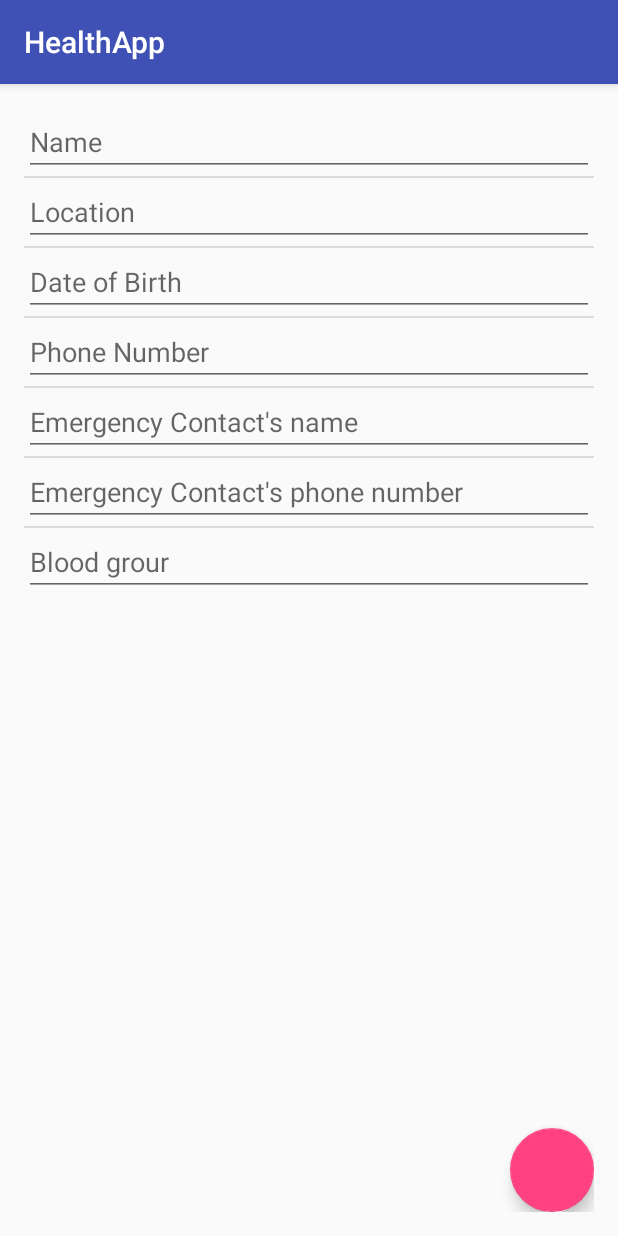
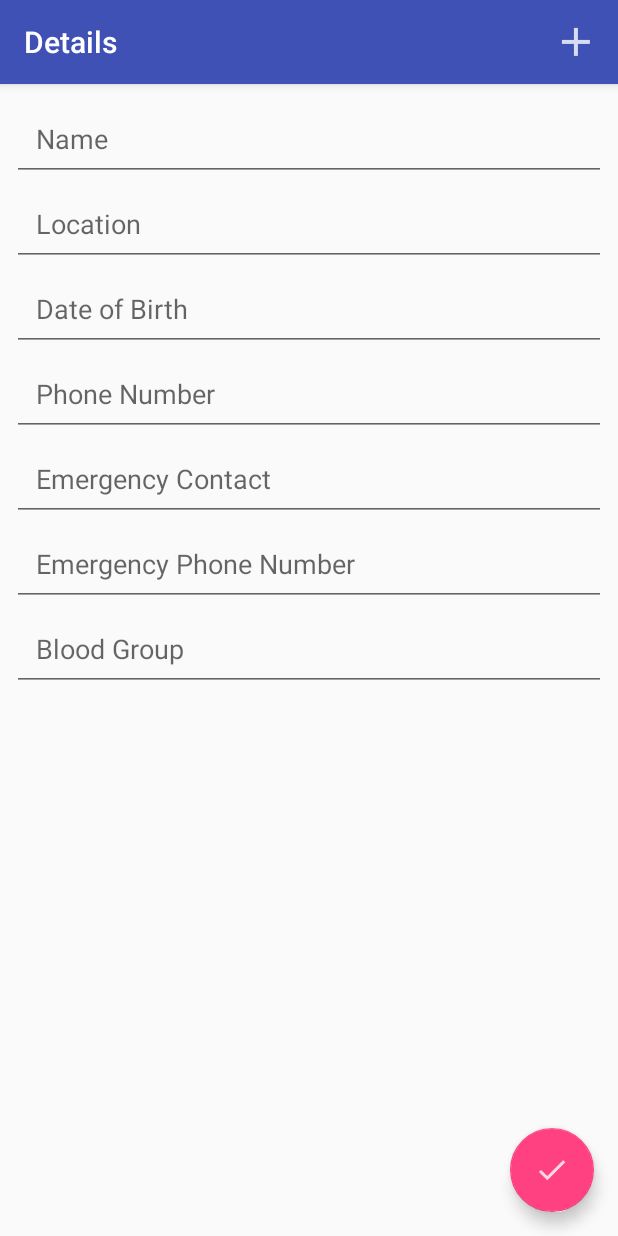
Before and after one commit to maniksejwal/Hacktivate-Health, an Android app: the FormActivity screen opened directly, with no data from a screen before it, on a phone screen of 412 x 824 dp. Run offline under Robolectric (Android 15) with nearby library versions, the phone set to English and light mode, and no system bars; our stand-ins replace Firebase (no records; nobody signed in at launch, a user with empty details on screens opened directly), Timber.

Commit message:
form working well

```diff
--- a/app/src/main/java/com/thetrooper/health/healthapp/Chat/ChatActivity.java
+++ b/app/src/main/java/com/thetrooper/health/healthapp/Chat/ChatActivity.java
@@ -1,10 +1,12 @@
 package com.thetrooper.health.healthapp.Chat;
 
+import android.content.Intent;
 import android.os.Bundle;
 import android.support.design.widget.FloatingActionButton;
 import android.support.v7.app.AppCompatActivity;
 import android.text.Editable;
 import android.text.TextWatcher;
+import android.view.Menu;
 import android.view.MenuItem;
 import android.view.View;
 import android.widget.EditText;
@@ -16,6 +18,7 @@ import com.google.firebase.database.DataSnapshot;
 import com.google.firebase.database.DatabaseError;
 import com.google.firebase.database.DatabaseReference;
 import com.google.firebase.database.FirebaseDatabase;
+import com.thetrooper.health.healthapp.MainActivity;
 import com.thetrooper.health.healthapp.R;
 
 import java.util.ArrayList;
@@ -52,10 +55,18 @@ public class ChatActivity extends AppCompatActivity {
     }
 
     @Override
+    public boolean onCreateOptionsMenu(Menu menu) {
+        getMenuInflater().inflate(R.menu.chat_menu, menu);
+        return super.onCreateOptionsMenu(menu);
+    }
+
+    @Override
     public boolean onOptionsItemSelected(MenuItem item) {
         switch (item.getItemId()) {
             case R.id.sign_out:
                 FirebaseAuth.getInstance().signOut();
+                startActivity(new Intent(this, MainActivity.class));
+                finish();
                 return true;
             default:
                 return super.onOptionsItemSelected(item);
--- a/app/src/main/java/com/thetrooper/health/healthapp/FormActivity.java
+++ b/app/src/main/java/com/thetrooper/health/healthapp/FormActivity.java
@@ -5,10 +5,12 @@ import android.content.Intent;
 import android.os.Bundle;
 import android.support.v7.app.AppCompatActivity;
 import android.view.LayoutInflater;
+import android.view.Menu;
 import android.view.MenuItem;
 import android.view.View;
 import android.view.ViewGroup;
 import android.widget.ArrayAdapter;
+import android.widget.CheckBox;
 import android.widget.EditText;
 import android.widget.ListView;
 
@@ -18,18 +20,28 @@ import com.thetrooper.health.healthapp.Chat.ChatActivity;
 
 import java.util.ArrayList;
 import java.util.Arrays;
+import java.util.List;
+
+import timber.log.Timber;
 
 public class FormActivity extends AppCompatActivity {
     int form = 0;
     private DatabaseReference mDatabaseReference;
-    ArrayList<Item> list;
+    ListView listView;
+    ArrayList<String> list;
     MyAdapter adapter;
+
+    @Override
+    public boolean onCreateOptionsMenu(Menu menu) {
+        getMenuInflater().inflate(R.menu.form_menu, menu);
+        return super.onCreateOptionsMenu(menu);
+    }
 
     @Override
     public boolean onOptionsItemSelected(MenuItem item) {
         switch (item.getItemId()) {
             case R.id.add:
-                adapter.add(new Item(""));
+                adapter.add(new String(""));
                 return true;
             default:
                 return super.onOptionsItemSelected(item);
@@ -43,46 +55,40 @@ public class FormActivity extends AppCompatActivity {
 
         setupFirebase();
 
-        setList();
-        adapter = new MyAdapter(this, list);
-        final ListView listView = findViewById(R.id.details);
-        listView.setAdapter(adapter);
+        setAdapter();
 
         findViewById(R.id.form_done_FAB).setOnClickListener(new View.OnClickListener() {
             @Override
             public void onClick(View v) {
-                String key;
+                Timber.i("list.size() = " + list.size());
+                Timber.i("listView.getChildCount()" + listView.getChildCount());
                 switch (form) {
                     case 0:
-                        key = "details";
                         for (int i = 0; i < list.size(); i++)
-                            mDatabaseReference.child("user/abc/" + key + "/" + list.get(i).title)
+                            if (listView.getChildAt(i) != null)
+                                mDatabaseReference.child("user/abc/details/" + list.get(i))
                                         .setValue(((EditText) listView.getChildAt(i)).getText().toString());
                         break;
                     case 1:
-                        key = "medical conditions";
+                        for (int i = 0; i < list.size(); i++)
+                            if (listView.getChildAt(i) != null)
+                                mDatabaseReference.child("user/abc/medical conditions/" + list.get(i))
+                                        .setValue(((CheckBox) listView.getChildAt(i)).isChecked());
                         break;
                     case 2:
-                        key = "medications";
-                        break;
-                    case 3:
-                        key = "recurring pain and injuries";
-                        break;
-                    case 4:
-                        key = "allergies";
-                        break;
-                    case 5:
-                        key = "family history";
-                        break;
+                        for (int i = 0; i < list.size(); i++)
+                            if (listView.getChildAt(i) != null)
+                                mDatabaseReference.child("user/abc/family history/" + list.get(i))
+                                        .setValue(((CheckBox) listView.getChildAt(i)).isChecked());
+
+                        startActivity(new Intent(getApplicationContext(), ChatActivity.class));
+                        finish();
+                        return;
                     default:
                         throw new RuntimeException("invalid form");
                 }
-                for (int i = 0; i < list.size(); i++) {
-                    mDatabaseReference.child("user/abc/" + key + "/" + list.get(i).title).push()
-                            .setValue(((EditText) listView.getChildAt(i)).getText().toString());
-                    //TODO: use the users name/id
-                }
-                startActivity(new Intent(getApplicationContext(), ChatActivity.class));
+                form++;
+                setAdapter();
             }
         });
     }
@@ -91,64 +97,63 @@ public class FormActivity extends AppCompatActivity {
         mDatabaseReference = FirebaseDatabase.getInstance().getReference();
     }
 
-    private void setList() {
+    private void setAdapter() {
+        list = null;
         list = new ArrayList<>();
-        if (form == 0) {
-            for (String string : Arrays.asList(getResources().getStringArray(R.array.form)))
-                list.add(new Item(string));
-        } else {
+        List<java.lang.String> stringList;
         switch (form) {
+            case 0:
+                setTitle(R.string.details);
+                stringList = Arrays.asList(getResources().getStringArray(R.array.form_details));
+                break;
             case 1:
                 setTitle(R.string.med_con);
+                stringList = Arrays.asList(getResources().getStringArray(R.array.form_med_con));
                 break;
             case 2:
-                    setTitle(R.string.medic);
+                setTitle(R.string.fam_his);
+                stringList = Arrays.asList(getResources().getStringArray(R.array.form_fam_his));
                 break;
-                case 3:
-                    setTitle(R.string.rec);
-                    break;
-                case 4:
-                    setTitle(R.string.allergies);
-                    break;
-                case 5:
-                    setTitle(R.string.fam_his);
-                    break;
+            default:
+                throw new RuntimeException("invalid form");
+        }
+        list.addAll(stringList);
+
+        adapter = new MyAdapter(this, list);
+        listView = findViewById(R.id.details);
+        listView.setAdapter(adapter);
     }
 
-        }
-    }
+    private class MyAdapter extends ArrayAdapter<String> {
 
-    private class Item {
-        String title;
-        String value;
-
-        Item(String title) {
-            this.title = title;
-        }
-    }
-
-    private class MyAdapter extends ArrayAdapter<Item> {
-
-        MyAdapter(Activity context, ArrayList<Item> items) {
+        MyAdapter(Activity context, ArrayList<String> items) {
             super(context, 0, items);
         }
 
         @Override
-        public View getView(int position, View convertView, ViewGroup parent) {
-            View listItemView = convertView;
-            if (listItemView == null) {
-                listItemView = LayoutInflater.from(getContext()).inflate(R.layout.form_item,
-                        parent, false);
+        public View getView(int position, View listItemView, ViewGroup parent) {
+            switch (form) {
+                case 0:
+                    if (listItemView == null) listItemView = LayoutInflater.from(getContext())
+                            .inflate(R.layout.item_form_edit_text, parent, false);
+                    ((EditText) listItemView).setHint(getItem(position));
+                    break;
+                case 1:
+                    if (listItemView == null) listItemView = LayoutInflater.from(getContext())
+                            .inflate(R.layout.item_form_checkbox, parent, false);
+                    ((CheckBox) listItemView).setText(getItem(position));
+                    break;
+                case 2:
+                    if (listItemView == null) listItemView = LayoutInflater.from(getContext())
+                            .inflate(R.layout.item_form_checkbox, parent, false);
+                    ((CheckBox) listItemView).setText(getItem(position));
+                    break;
             }
-
-            EditText view = listItemView.findViewById(R.id.text);
-            view.setHint(getItem(position).title);
 
             return listItemView;
         }
     }
 }
-
 //TODO: medical conditions
 //TODO: medications
 //TODO: recurring pain/injuries
--- a/app/src/main/res/layout/activity_form.xml
+++ b/app/src/main/res/layout/activity_form.xml
@@ -5,23 +5,22 @@
     android:layout_width="match_parent"
     android:layout_height="match_parent"
     android:orientation="vertical"
-    android:layout_margin="16dp"
     tools:context="com.thetrooper.health.healthapp.FormActivity">
 
     <ListView
         android:id="@+id/details"
         android:layout_width="match_parent"
-        android:layout_height="wrap_content">
-
-    </ListView>
+        android:layout_margin="8dp"
+        android:divider="@null"
+        android:layout_height="wrap_content" />
 
     <android.support.design.widget.FloatingActionButton
         android:id="@+id/form_done_FAB"
         android:layout_width="match_parent"
+        android:layout_height="wrap_content"
+        android:src="@drawable/ic_action_done"
+        android:layout_alignParentBottom="true"
         android:layout_alignParentEnd="true"
-        android:layout_alignParentBottom="true"
-        android:layout_height="wrap_content">
-
-    </android.support.design.widget.FloatingActionButton>
+        android:layout_margin="16dp" />
 
 </RelativeLayout>
--- /dev/null
+++ b/app/src/main/res/layout/item_form_checkbox.xml
@@ -0,0 +1,6 @@
+<?xml version="1.0" encoding="utf-8"?>
+<CheckBox xmlns:android="http://schemas.android.com/apk/res/android"
+    android:layout_width="match_parent"
+    android:layout_height="wrap_content"
+    android:padding="16dp"
+    android:id="@+id/checkbox" />
--- a/app/src/main/res/layout/form_item.xml
+++ b/app/src/main/res/layout/item_form_edit_text.xml
@@ -1,9 +1,7 @@
 <?xml version="1.0" encoding="utf-8"?>
 <EditText xmlns:android="http://schemas.android.com/apk/res/android"
     android:layout_width="match_parent"
-    android:layout_height="match_parent"
+    android:layout_height="wrap_content"
     android:orientation="vertical"
-    android:id="@+id/text">
-
-
-</EditText>
+    android:padding="16dp"
+    android:id="@+id/text" />
--- a/app/src/main/res/menu/form_menu.xml
+++ b/app/src/main/res/menu/form_menu.xml
@@ -5,5 +5,5 @@
         android:id="@+id/add"
         android:icon="@drawable/ic_action_add"
         android:title="@string/add"
-        app:showAsAction="always"/>
+        app:showAsAction="always" />
 </menu>
--- a/app/src/main/res/values/array.xml
+++ b/app/src/main/res/values/array.xml
@@ -1,13 +1,97 @@
 <?xml version="1.0" encoding="utf-8"?>
 <resources>
-    <string-array name="form">
+    <string-array name="form_details">
         <item>Name</item>
         <item>Location</item>
         <item>Date of Birth</item>
         <item>Phone Number</item>
-        <item>Emergency Contact's name</item>
-        <item>Emergency Contact's phone number</item>
-        <item>Blood grour</item>
+        <item>Emergency Contact</item>
+        <item>Emergency Phone Number</item>
+        <item>Blood Group</item>
+    </string-array>
+
+    <string-array name="form_fam_his">
+        <item>Malformations or Deformities</item>
+        <item>Blood Diseases</item>
+        <item>Multiple Births</item>
+        <item>Learning Disabilities</item>
+        <item>Psychosis</item>
+        <item>Alcohol or Substance Abuse</item>
+        <item>Other</item>
+        <item>Neurological</item>
+        <item>Pulmonary (lungs)</item>
+        <item>Renal (kidney)</item>
+        <item>Immune</item>
+        <item>Cancer</item>
+        <item>Hypertension</item>
+        <item>Diabetes</item>
+        <item>Arteriosclerosis</item>
+        <item>Other</item>
+        <item>Venereal</item>
+        <item>Hepatitis</item>
+        <item>Tuberculosis</item>
+        <item>Other</item>
+        <item>Toxemia</item>
+        <item>Miscarriages</item>
+        <item>Neonatal Deaths</item>
+        <item>Alcohol or Drug Exposure</item>
+        <item>Isoimmune</item>
+        <item>Hypoxia</item>
+        <item>Prematurity</item>
+        <item>Complications of Delivery</item>
+        <item>Newborn Screening Disorders</item>
+    </string-array>
+
+    <string-array name="form_med_con">
+        <item>Alcohol</item>
+        <item>Anemia</item>
+        <item>Arthritis</item>
+        <item>Asthma</item>
+        <item>Back Problems</item>
+        <item>Cancer</item>
+        <item>Chicken Pox</item>
+        <item>Colitis</item>
+        <item>Convulsions or Seizures</item>
+        <item>Cough (Chronic)</item>
+        <item>Depression</item>
+        <item>Diabetes</item>
+        <item>Disability or Handicapped</item>
+        <item>Drug Abuse</item>
+        <item>Ear Trouble or Hearing Loss</item>
+        <item>Eating Disorder</item>
+        <item>Eye Disease or Problems</item>
+        <item>Gallbladder Trouble</item>
+        <item>Hay Fever (Recurrent)</item>
+        <item>Head Injury</item>
+        <item>Headache (Recurrent)</item>
+        <item>Heart Disease/Problem</item>
+        <item>Hepatitis or Jaundice</item>
+        <item>Hernia or Rupture</item>
+        <item>High Blood Pressure</item>
+        <item>Intestinal or Stomach Trouble</item>
+        <item>Joint Disease or Injury</item>
+        <item>Measles, Red</item>
+        <item>Migraine Headache</item>
+        <item>Mononucleosis, Infectious</item>
+        <item>Mumps</item>
+        <item>Paralysis</item>
+        <item>Pneumonia</item>
+        <item>Polio</item>
+        <item>Psychological Counseling</item>
+        <item>Rheumatic Fever</item>
+        <item>Rubella (3 Day Measles</item>
+        <item>Scarlet Fever</item>
+        <item>Sexually Transmitted Disease (STDS)</item>
+        <item>Sickle Cell Trait or Anemia</item>
+        <item>Sinus Trouble</item>
+        <item>Skin Problems (Chronic)</item>
+        <item>Sleep Problem</item>
+        <item>Smoking (How long?)</item>
+        <item>Suicide Attempt</item>
+        <item>Surgery</item>
+        <item>Thyroid Disease</item>
+        <item>Tuberculosis</item>
+        <item>Urinary Tract Infection</item>
     </string-array>
 
 </resources>
--- a/app/src/main/res/values/strings.xml
+++ b/app/src/main/res/values/strings.xml
@@ -3,11 +3,12 @@
     <string name="facebook_application_id">2144959779072149</string>
     <string name="fb_login_protocol_scheme">fb2144959779072149</string>
 
+    <string name="details">Details</string>
     <string name="med_con">Medical conditions</string>
     <string name="medic">Medications</string>
     <string name="rec">Recurring pain/injuries</string>
     <string name="allergies">Allergies</string>
-    <string name="fam_his">Family history</string>
+    <string name="fam_his">Congenital or family history</string>
     <string name="add">Add</string>
     <string name="sign_out">Sign Out</string>
 
```
Lines whose indentation alone changed are shown as unchanged.
